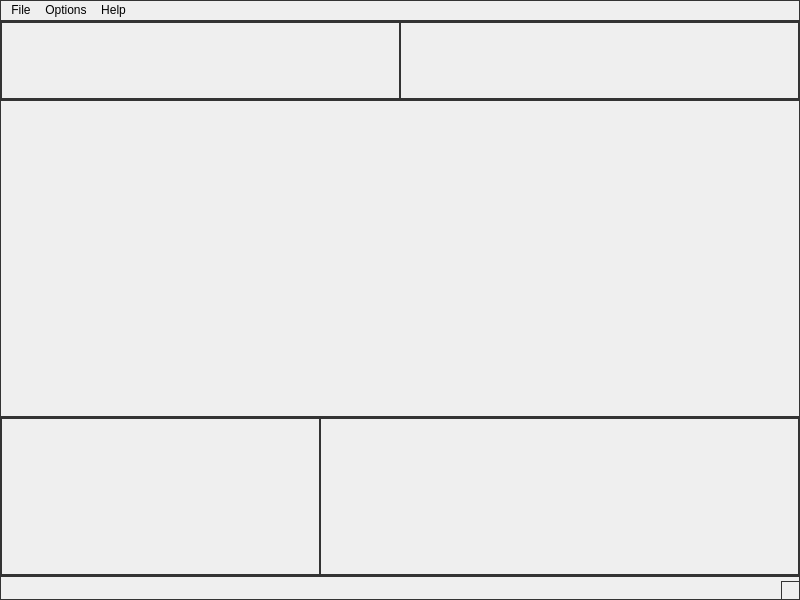
First picture: the form in component/ui/main.ui, repository tongson5011/struyen247, before the edit.
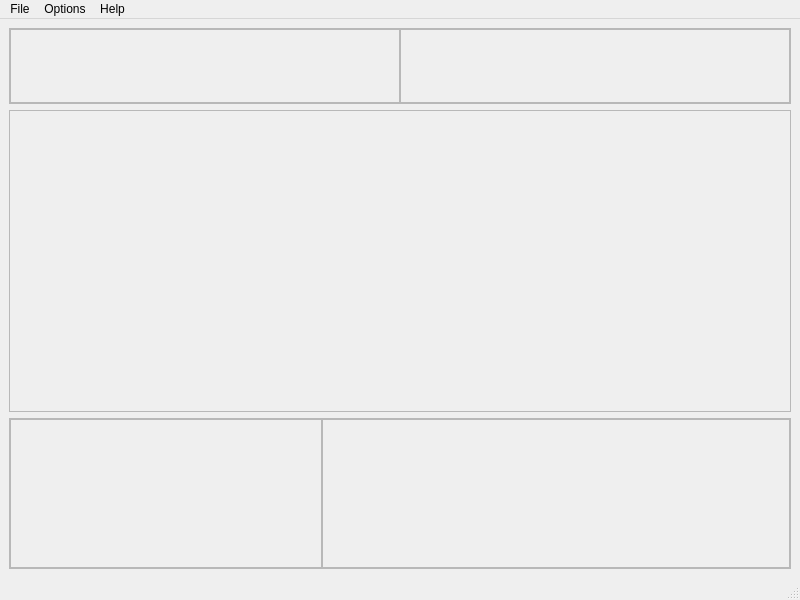
Second picture: the form after the edit.

Diff of the .ui file:
```diff
--- a/component/ui/main.ui
+++ b/component/ui/main.ui
@@ -14,24 +14,24 @@
    <string>MainWindow</string>
   </property>
   <property name="styleSheet">
-   <string notr="true">border: 1px solid #333;</string>
+   <string notr="true"/>
   </property>
   <widget class="QWidget" name="centralwidget">
    <layout class="QVBoxLayout" name="verticalLayout" stretch="1,4,2">
     <property name="spacing">
-     <number>0</number>
+     <number>6</number>
     </property>
     <property name="leftMargin">
-     <number>0</number>
+     <number>9</number>
     </property>
     <property name="topMargin">
-     <number>0</number>
+     <number>9</number>
     </property>
     <property name="rightMargin">
-     <number>0</number>
+     <number>9</number>
     </property>
     <property name="bottomMargin">
-     <number>0</number>
+     <number>9</number>
     </property>
     <item>
      <widget class="QFrame" name="header">
@@ -162,7 +162,7 @@
      <x>0</x>
      <y>0</y>
      <width>800</width>
-     <height>24</height>
+     <height>22</height>
     </rect>
    </property>
    <widget class="QMenu" name="menuFile">
```
